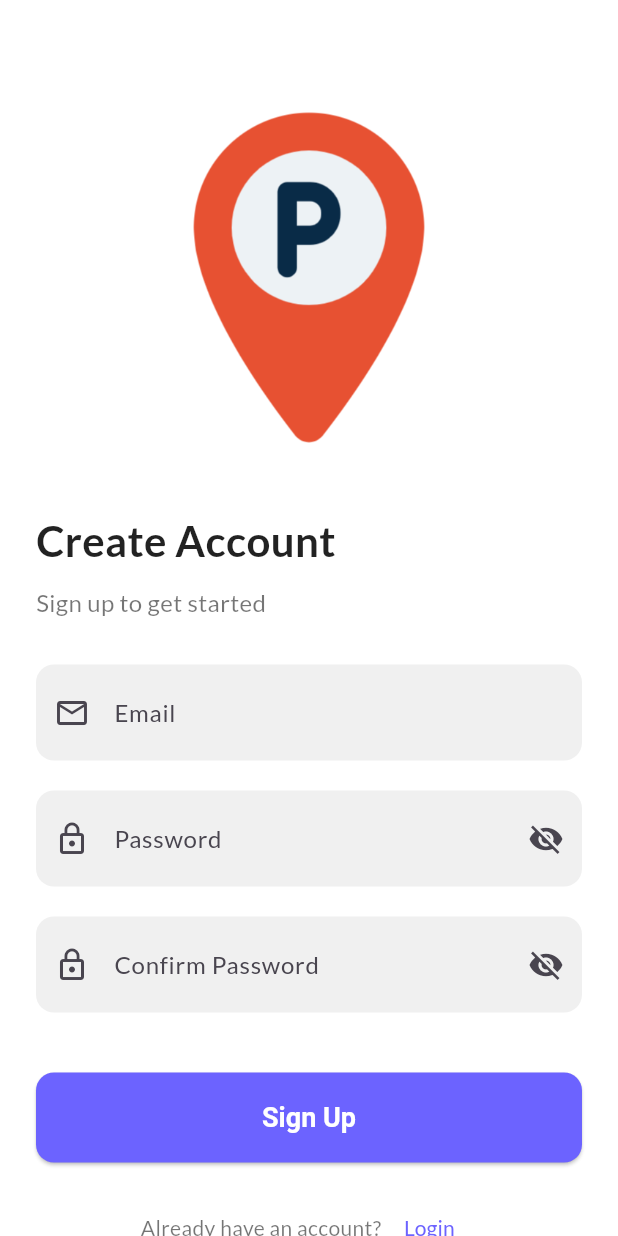
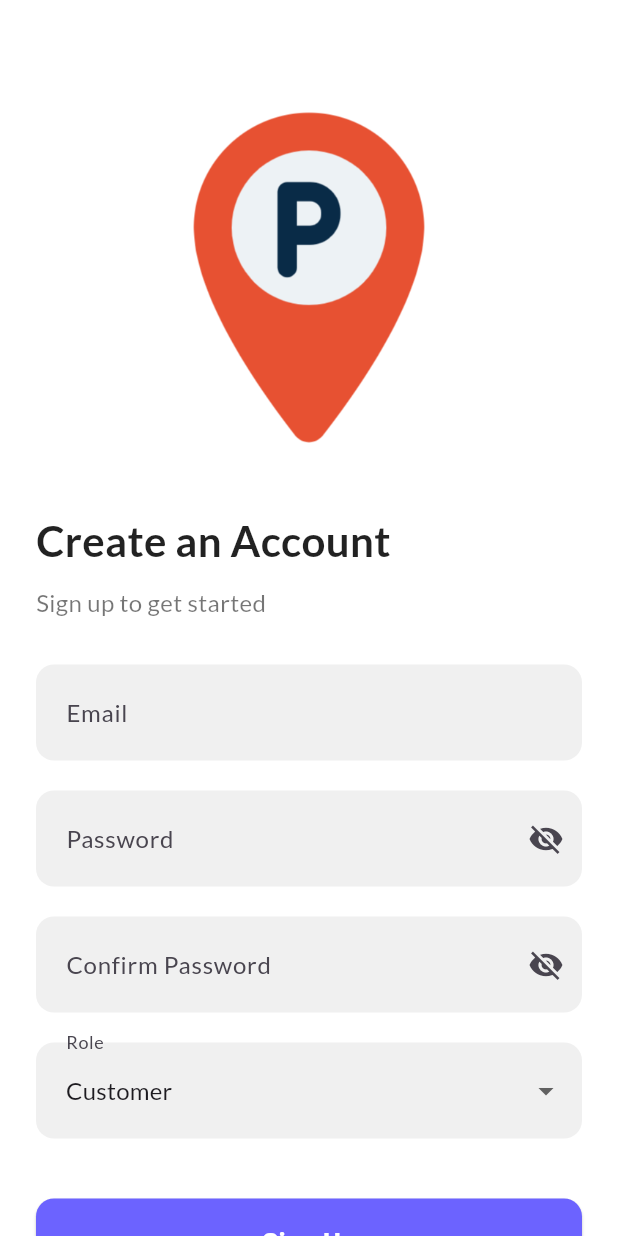
Before and after one commit to GhassanDaj/Parkly, a Flutter app: the SignUpPage screen opened directly, on a phone screen of 412 x 824 dp. Run offline on Flutter 3.47's test engine with Material 3 defaults, Android fonts, the phone set to English and light mode, and no system bars; our stand-ins replace cloud_firestore, firebase_auth, firebase_core, google_fonts, google_sign_in; accounts and stored records are empty.

Commit message:
Added User roles

```diff
--- a/lib/screens/sign_up_page.dart
+++ b/lib/screens/sign_up_page.dart
@@ -10,14 +10,15 @@ class SignUpPage extends StatefulWidget {
   const SignUpPage({Key? key}) : super(key: key);
 
   @override
-  SignUpPageState createState() => SignUpPageState();
+  _SignUpPageState createState() => _SignUpPageState();
 }
 
-class SignUpPageState extends State<SignUpPage> {
+class _SignUpPageState extends State<SignUpPage> {
   final _formKey = GlobalKey<FormState>();
   String email = '';
   String password = '';
   String confirmPassword = '';
+  String role = 'customer'; // Default role
   String errorMessage = '';
   bool isLoading = false;
 
@@ -26,78 +27,109 @@ class SignUpPageState extends State<SignUpPage> {
     final authProvider = Provider.of<AuthProvider>(context);
     return Scaffold(
       body: SingleChildScrollView(
-        padding: EdgeInsets.symmetric(horizontal: 24.0, vertical: 60.0),
+        padding: const EdgeInsets.symmetric(horizontal: 24.0, vertical: 60.0),
         child: Column(
           crossAxisAlignment: CrossAxisAlignment.start,
           children: [
-            // Illustration
             Center(
               child: Image.asset(
                 'assets/images/signup_illustration.png',
                 height: 250,
               ),
             ),
-            SizedBox(height: 30),
-            // Welcome Text
-            Text(
-              'Create Account',
+            const SizedBox(height: 30),
+            const Text(
+              'Create an Account',
               style: TextStyle(
                 fontSize: 28.0,
                 fontWeight: FontWeight.bold,
                 color: Colors.black87,
               ),
             ),
-            SizedBox(height: 10),
-            Text(
+            const SizedBox(height: 10),
+            const Text(
               'Sign up to get started',
               style: TextStyle(fontSize: 16, color: Colors.black54),
             ),
-            SizedBox(height: 30),
-            // Form
+            const SizedBox(height: 30),
             Form(
               key: _formKey,
               child: Column(
                 children: [
-                  // Email Field
                   CustomTextField(
                     label: 'Email',
-                    icon: Icons.email_outlined,
                     keyboardType: TextInputType.emailAddress,
-                    onChanged: (value) => email = value,
-                    validator: (value) =>
-                        value != null && value.isEmpty ? 'Enter email' : null,
+                    onChanged: (value) {
+                      setState(() {
+                        email = value;
+                      });
+                    },
+                    validator: (value) {
+                      if (value == null || value.isEmpty) {
+                        return 'Please enter your email';
+                      }
+                      return null;
+                    },
                   ),
-                  SizedBox(height: 20),
-                  // Password Field
+                  const SizedBox(height: 20),
                   CustomTextField(
                     label: 'Password',
-                    icon: Icons.lock_outline,
                     isPassword: true,
-                    onChanged: (value) => password = value,
-                    validator: (value) => value != null && value.length < 6
-                        ? 'Password must be at least 6 characters'
-                        : null,
+                    onChanged: (value) {
+                      setState(() {
+                        password = value;
+                      });
+                    },
+                    validator: (value) {
+                      if (value == null || value.isEmpty) {
+                        return 'Please enter your password';
+                      }
+                      if (value.length < 6) {
+                        return 'Password must be at least 6 characters long';
+                      }
+                      return null;
+                    },
                   ),
-                  SizedBox(height: 20),
-                  // Confirm Password Field
+                  const SizedBox(height: 20),
                   CustomTextField(
                     label: 'Confirm Password',
-                    icon: Icons.lock_outline,
                     isPassword: true,
-                    onChanged: (value) => confirmPassword = value,
-                    validator: (value) => value != null && value != password
-                        ? 'Passwords do not match'
-                        : null,
+                    onChanged: (value) {
+                      setState(() {
+                        confirmPassword = value;
+                      });
+                    },
+                    validator: (value) {
+                      if (value == null || value.isEmpty) {
+                        return 'Please confirm your password';
+                      }
+                      if (value != password) {
+                        return 'Passwords do not match';
+                      }
+                      return null;
+                    },
                   ),
-                  SizedBox(height: 20),
-                  // Error Message
+                  const SizedBox(height: 20),
+                  DropdownButtonFormField<String>(
+                    value: role,
+                    decoration: const InputDecoration(labelText: 'Role'),
+                    items: [
+                      DropdownMenuItem(value: 'customer', child: Text('Customer')),
+                      DropdownMenuItem(value: 'renter', child: Text('Renter')),
+                    ],
+                    onChanged: (value) {
+                      setState(() {
+                        role = value!;
+                      });
+                    },
+                  ),
+                  const SizedBox(height: 20),
                   if (errorMessage.isNotEmpty)
                     Text(
                       errorMessage,
-                      style: TextStyle(color: Colors.redAccent),
+                      style: const TextStyle(color: Colors.red),
                     ),
-                  SizedBox(height: 20),
-                  // Sign Up Button
+                  const SizedBox(height: 20),
                   CustomButton(
                     text: 'Sign Up',
                     isLoading: isLoading,
@@ -107,8 +139,14 @@ class SignUpPageState extends State<SignUpPage> {
                           isLoading = true;
                           errorMessage = '';
                         });
-                        String? result =
-                            await authProvider.signUp(email.trim(), password);
+                        if (password != confirmPassword) {
+                          setState(() {
+                            errorMessage = 'Passwords do not match';
+                            isLoading = false;
+                          });
+                          return;
+                        }
+                        String? result = await authProvider.signUp(email.trim(), password, role);
                         if (result != null) {
                           setState(() {
                             errorMessage = result;
@@ -118,22 +156,21 @@ class SignUpPageState extends State<SignUpPage> {
                           setState(() {
                             isLoading = false;
                           });
-                          // Navigate to home or login page after successful sign-up
+                          // Navigate to login page after successful sign-up
                           Navigator.pushReplacement(
                             context,
-                            MaterialPageRoute(
-                                builder: (context) => LoginPage()),
+                            MaterialPageRoute(builder: (context) => const LoginPage()),
                           );
                         }
                       }
                     },
                   ),
-                  SizedBox(height: 20),
+                  const SizedBox(height: 20),
                   // Navigate to Login
                   Row(
                     mainAxisAlignment: MainAxisAlignment.center,
                     children: [
-                      Text(
+                      const Text(
                         'Already have an account?',
                         style: TextStyle(color: Colors.black54),
                       ),
@@ -143,9 +180,7 @@ class SignUpPageState extends State<SignUpPage> {
                         },
                         child: Text(
                           'Login',
-                          style: TextStyle(
-                            color: Theme.of(context).primaryColor,
-                          ),
+                          style: TextStyle(color: Theme.of(context).primaryColor),
                         ),
                       ),
                     ],
```
Also changed, not shown: lib/screens/login_page.dart (+56 -100 lines), lib/services/auth_provider.dart (+54 -12 lines).
